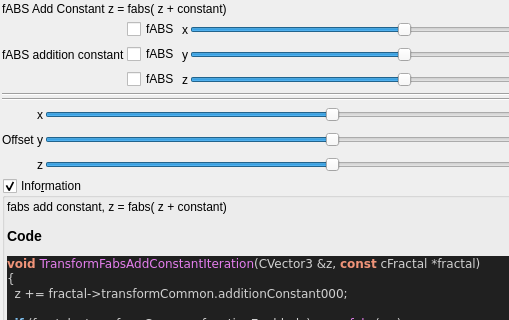
Above: mandelbulber2/qt_data/fractal_transf_fabs_add_constant.ui from buddhi1980/mandelbulber2 before the change; both pictures show x 0 to 509 and y 0 to 320 of the 711 by 1005 pixel window. Below: the same form after it.
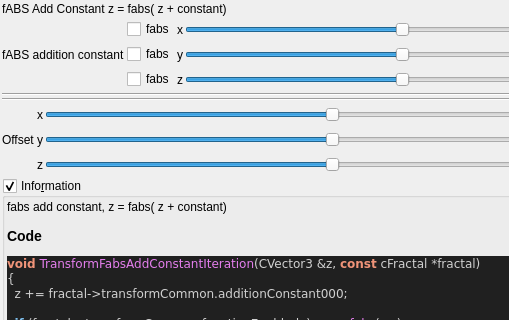
That is the form after the change. Custom widgets are drawn as their Qt base class.

What changed in the file:
```diff
--- a/mandelbulber2/qt_data/fractal_transf_fabs_add_constant.ui
+++ b/mandelbulber2/qt_data/fractal_transf_fabs_add_constant.ui
@@ -51,14 +51,14 @@
      <item row="0" column="1">
       <widget class="QCheckBox" name="checkBox_transf_function_enabledx">
        <property name="text">
-        <string>fABS</string>
+        <string notr="true">fabs</string>
        </property>
       </widget>
      </item>
      <item row="1" column="1">
       <widget class="QCheckBox" name="checkBox_transf_function_enabledy">
        <property name="text">
-        <string>fABS</string>
+        <string notr="true">fabs</string>
        </property>
       </widget>
      </item>
@@ -233,7 +233,7 @@
      <item row="2" column="1">
       <widget class="QCheckBox" name="checkBox_transf_function_enabledz">
        <property name="text">
-        <string>fABS</string>
+        <string notr="true">fabs</string>
        </property>
       </widget>
      </item>
```
